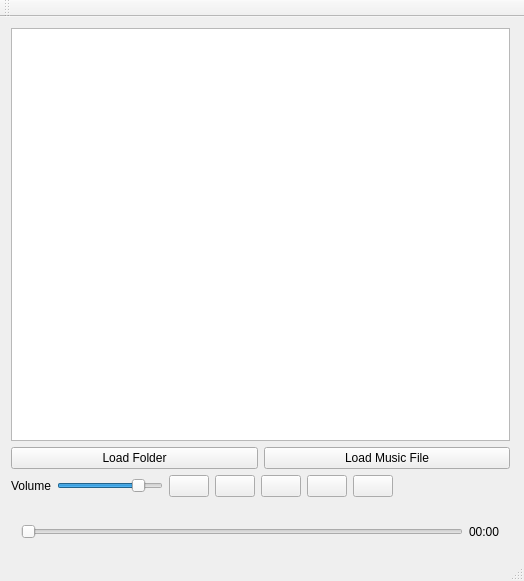
The window that AudioPlayer/AudioPlayer/mainwindow.ui (timkunkel/AudioVisualizer) describes before a commit, drawn with Qt 5.
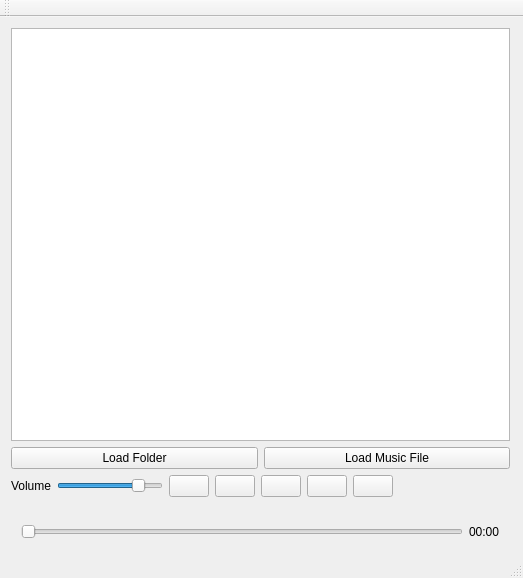
The same window after the commit. Icons and pictures are not drawn.

Patch:
```diff
--- a/AudioPlayer/AudioPlayer/mainwindow.ui
+++ b/AudioPlayer/AudioPlayer/mainwindow.ui
@@ -6,8 +6,8 @@
    <rect>
     <x>0</x>
     <y>0</y>
-    <width>524</width>
-    <height>581</height>
+    <width>523</width>
+    <height>578</height>
    </rect>
   </property>
   <property name="windowTitle">
```
Left out of the diff: 17 changed lines with no effect on the pictures.
